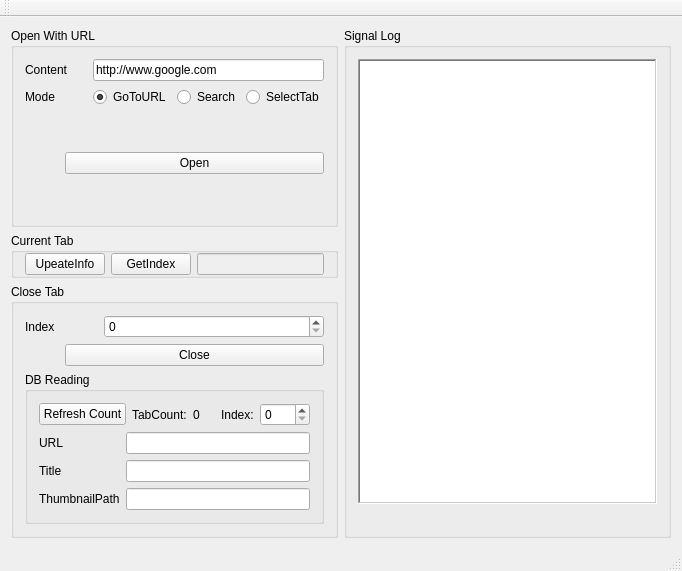
Above: chrome/browser/qt/browser-service/sample/mainwindow.ui from wistoch/meego-app-browser before the change. Below: the same form after it.
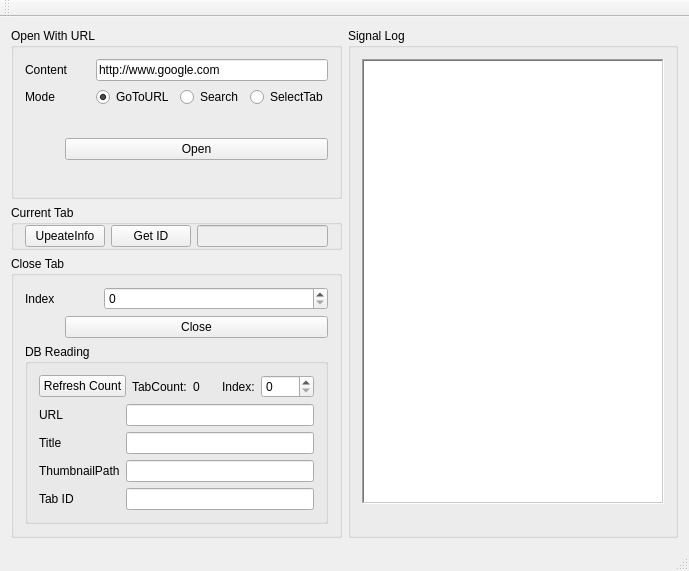
That is the form after the change.

```diff
--- a/chrome/browser/qt/browser-service/sample/mainwindow.ui
+++ b/chrome/browser/qt/browser-service/sample/mainwindow.ui
@@ -6,7 +6,7 @@
    <rect>
     <x>0</x>
     <y>0</y>
-    <width>682</width>
+    <width>689</width>
     <height>571</height>
    </rect>
   </property>
@@ -129,7 +129,7 @@
          <item row="0" column="1">
           <widget class="QPushButton" name="pushBtnGetIndex">
            <property name="text">
-            <string>GetIndex</string>
+            <string>Get ID</string>
            </property>
           </widget>
          </item>
@@ -246,6 +246,16 @@
               <item row="2" column="1">
                <widget class="QLineEdit" name="lineEditThumbnailPath"/>
               </item>
+              <item row="3" column="0">
+               <widget class="QLabel" name="label_6">
+                <property name="text">
+                 <string>Tab ID</string>
+                </property>
+               </widget>
+              </item>
+              <item row="3" column="1">
+               <widget class="QLineEdit" name="lineEditTabID"/>
+              </item>
              </layout>
             </item>
             <item row="0" column="0">
```
Left out of the diff: 2 changed lines with no effect on the pictures.
